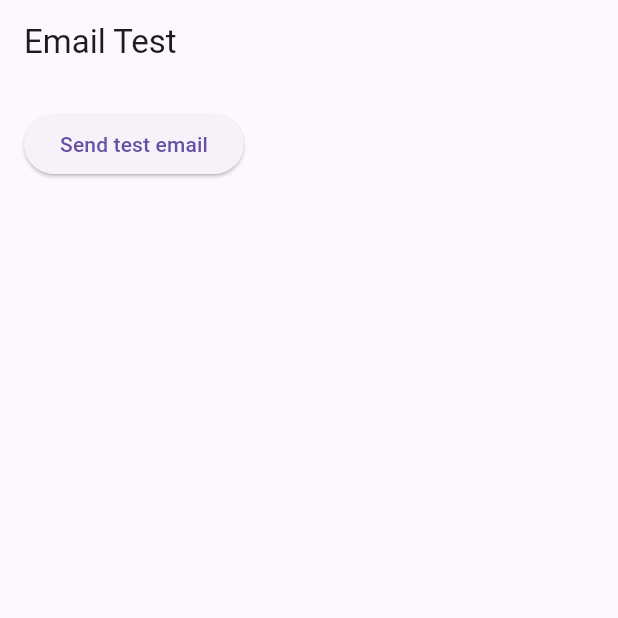
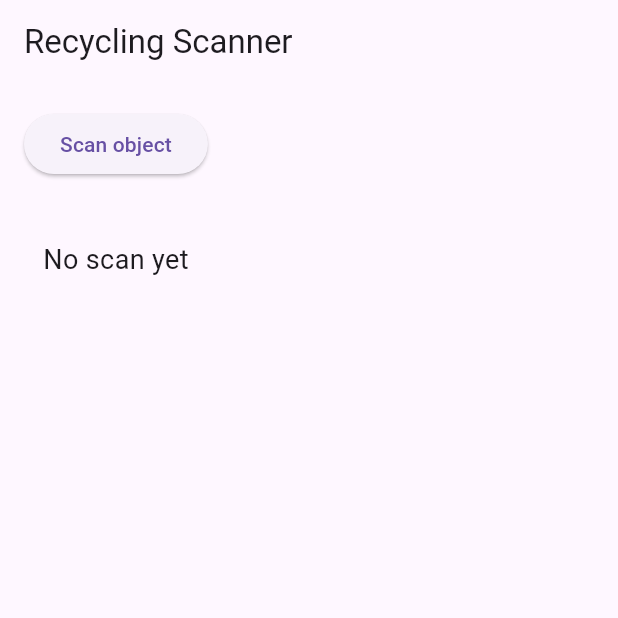
Before and after one commit to ruibrochado/Cidade-Alerta, a Flutter app: the screen it shows after launch, on a phone screen of 412 x 824 dp, the top half of it. Run offline on Flutter 3.47's test engine with Material 3 defaults, Android fonts, the phone set to English and light mode, and no system bars; our stand-ins replace firebase_core, firebase_messaging, flutter_dotenv, flutter_map, image_picker, latlong2 and 1 more; missing offline and left inert: google_mlkit_image_labeling; accounts and stored records are empty.

Commit message:
setup for AI scanner (google ML Kit)

```diff
--- a/app/lib/main.dart
+++ b/app/lib/main.dart
@@ -7,6 +7,7 @@ import 'firebase_options.dart';
 import 'pages/login_page.dart';
 import 'pages/home_page.dart';
 import 'pages/email_test_page.dart';
+import 'pages/recycling_scanner_page.dart';
 
 @pragma('vm:entry-point')
 Future<void> firebaseMessagingBackgroundHandler(RemoteMessage message) async {
@@ -45,7 +46,8 @@ class MyApp extends StatelessWidget {
 
     return MaterialApp(
       //home: user != null ? const HomePage() : const LoginPage(),
-      home : const EmailTestPage(),
+      //home : const EmailTestPage(),
+      home: const RecyclingScannerPage(),
     );
   }
 }
--- /dev/null
+++ b/app/lib/pages/recycling_scanner_page.dart
@@ -0,0 +1,106 @@
+import 'dart:io';
+import 'package:flutter/material.dart';
+import 'package:image_picker/image_picker.dart';
+import 'package:google_mlkit_image_labeling/google_mlkit_image_labeling.dart';
+
+class RecyclingScannerPage extends StatefulWidget {
+  const RecyclingScannerPage({super.key});
+
+  @override
+  State<RecyclingScannerPage> createState() => _RecyclingScannerPageState();
+}
+
+class _RecyclingScannerPageState extends State<RecyclingScannerPage> {
+  final ImagePicker _picker = ImagePicker();
+  File? _image;
+  String _result = 'No scan yet';
+
+  late final ImageLabeler _labeler;
+
+  @override
+  void initState() {
+    super.initState();
+    _labeler = ImageLabeler(
+      options: ImageLabelerOptions(confidenceThreshold: 0.5),
+    );
+  }
+
+  @override
+  void dispose() {
+    _labeler.close();
+    super.dispose();
+  }
+
+  Future<void> _scanObject() async {
+    final pickedFile = await _picker.pickImage(source: ImageSource.camera);
+
+    if (pickedFile == null) return;
+
+    setState(() {
+      _image = File(pickedFile.path);
+      _result = 'Processing...';
+    });
+
+    try {
+      final inputImage = InputImage.fromFilePath(pickedFile.path);
+      final labels = await _labeler.processImage(inputImage);
+
+      final text = labels.map((label) => label.label.toLowerCase()).join(' ');
+      final recyclingBin = _inferRecyclingBin(text);
+
+      setState(() {
+        _result = recyclingBin;
+      });
+    } catch (e) {
+      setState(() {
+        _result = 'Error scanning object: $e';
+      });
+    }
+  }
+
+  String _inferRecyclingBin(String text) {
+    if (text.contains('glass')) {
+      return 'Green bin (glass)';
+    }
+
+    if (text.contains('paper') || text.contains('cardboard')) {
+      return 'Blue bin (paper/cardboard)';
+    }
+
+    if (text.contains('plastic') ||
+        text.contains('bottle') ||
+        text.contains('can') ||
+        text.contains('metal')) {
+      return 'Yellow bin (plastic/metal)';
+    }
+
+    return 'Unknown item';
+  }
+
+  @override
+  Widget build(BuildContext context) {
+    return Scaffold(
+      appBar: AppBar(
+        title: const Text('Recycling Scanner'),
+      ),
+      body: Padding(
+        padding: const EdgeInsets.all(16),
+        child: Column(
+          children: [
+            ElevatedButton(
+              onPressed: _scanObject,
+              child: const Text('Scan object'),
+            ),
+            const SizedBox(height: 20),
+            if (_image != null) Image.file(_image!, height: 220),
+            const SizedBox(height: 20),
+            Text(
+              _result,
+              style: const TextStyle(fontSize: 18),
+            ),
+          ],
+        ),
+      ),
+    );
+  }
+}
--- a/app/pubspec.yaml
+++ b/app/pubspec.yaml
@@ -16,6 +16,7 @@ dependencies:
   image_picker: ^1.2.1
   latlong2: ^0.9.1
   supabase_flutter: ^2.12.2
+  google_mlkit_image_labeling: ^0.14.1
 
 dev_dependencies:
   flutter_test:
```
Also changed, not shown: app/pubspec.lock, 4 other files.
